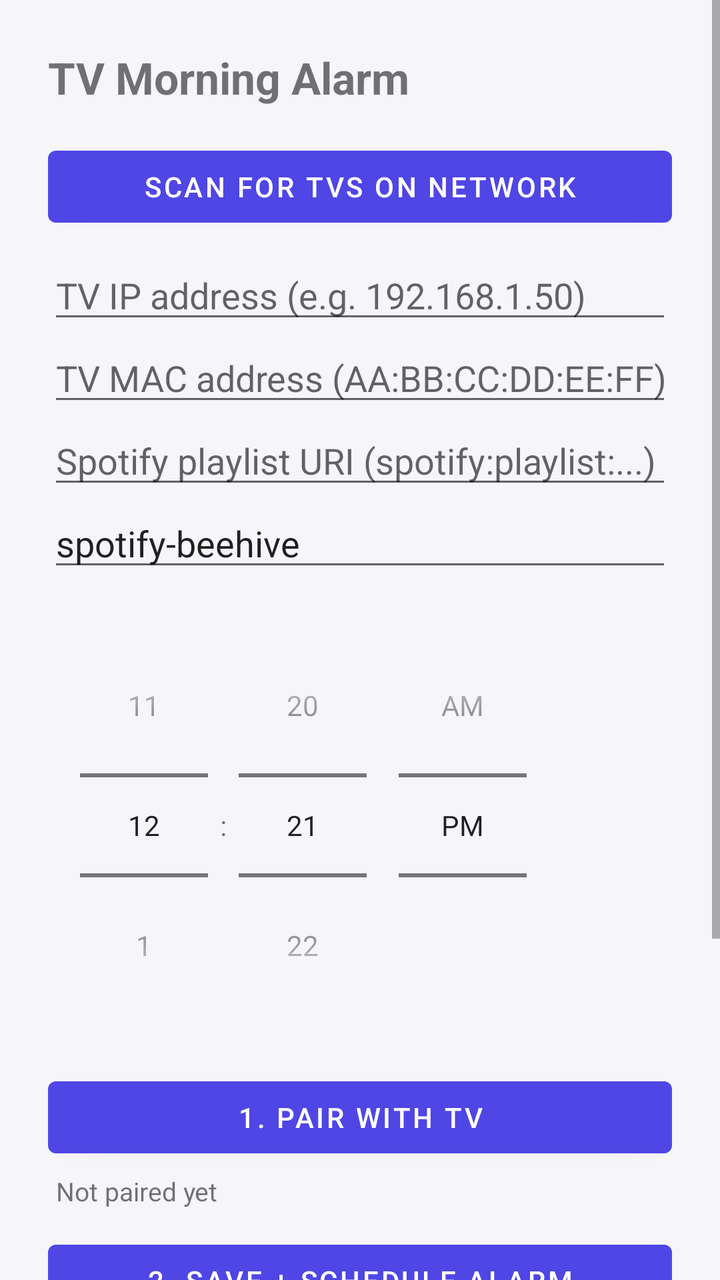
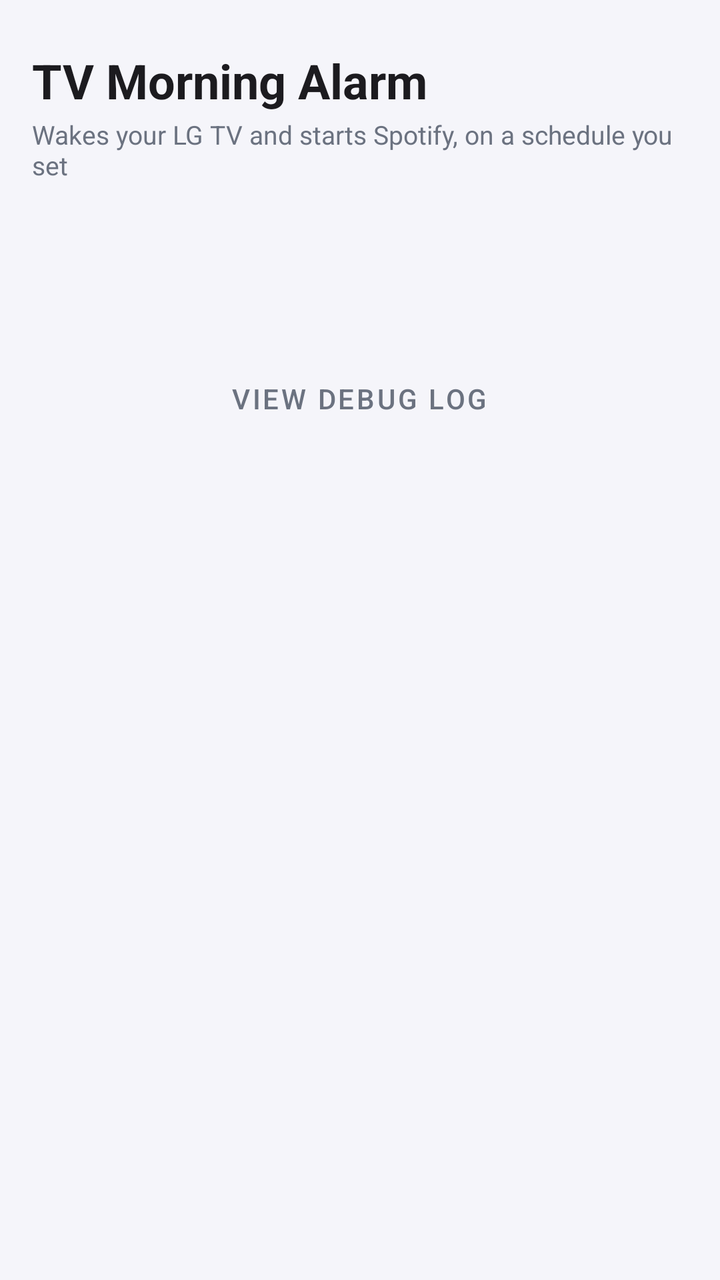

Compare the two renders of this Android layout. The source of the first and the diff that turns it into the second are given below.
<!-- AndroidManifest.xml: application theme Theme.TvAlarm -->
<!-- res/layout/activity_main.xml -->
<?xml version="1.0" encoding="utf-8"?>
<ScrollView xmlns:android="http://schemas.android.com/apk/res/android"
    android:layout_width="match_parent"
    android:layout_height="match_parent">

    <LinearLayout
        android:orientation="vertical"
        android:padding="24dp"
        android:layout_width="match_parent"
        android:layout_height="wrap_content">

        <TextView
            android:text="TV Morning Alarm"
            android:textSize="22sp"
            android:textStyle="bold"
            android:layout_marginBottom="16dp"
            android:layout_width="wrap_content"
            android:layout_height="wrap_content" />

        <Button
            android:id="@+id/btnScan"
            android:text="Scan for TVs on network"
            android:layout_marginBottom="8dp"
            android:layout_width="match_parent"
            android:layout_height="wrap_content" />

        <EditText
            android:id="@+id/inputTvIp"
            android:hint="TV IP address (e.g. 192.168.1.50)"
            android:inputType="text"
            android:layout_width="match_parent"
            android:layout_height="wrap_content" />

        <EditText
            android:id="@+id/inputTvMac"
            android:hint="TV MAC address (AA:BB:CC:DD:EE:FF)"
            android:inputType="text"
            android:layout_width="match_parent"
            android:layout_height="wrap_content" />

        <EditText
            android:id="@+id/inputPlaylistUri"
            android:hint="Spotify playlist URI (spotify:playlist:...)"
            android:inputType="text"
            android:layout_width="match_parent"
            android:layout_height="wrap_content" />

        <EditText
            android:id="@+id/inputSpotifyAppId"
            android:hint="Spotify app id on TV"
            android:text="spotify-beehive"
            android:inputType="text"
            android:layout_width="match_parent"
            android:layout_height="wrap_content" />

        <TimePicker
            android:id="@+id/timePicker"
            android:timePickerMode="spinner"
            android:layout_marginTop="16dp"
            android:layout_width="wrap_content"
            android:layout_height="wrap_content" />

        <Button
            android:id="@+id/btnPair"
            android:text="1. Pair with TV"
            android:layout_marginTop="16dp"
            android:layout_width="match_parent"
            android:layout_height="wrap_content" />

        <TextView
            android:id="@+id/statusPair"
            android:text="Not paired yet"
            android:textSize="13sp"
            android:layout_marginTop="4dp"
            android:layout_marginStart="4dp"
            android:layout_width="match_parent"
            android:layout_height="wrap_content" />

        <Button
            android:id="@+id/btnSave"
            android:text="2. Save + Schedule Alarm"
            android:layout_marginTop="12dp"
            android:layout_width="match_parent"
            android:layout_height="wrap_content" />

        <TextView
            android:id="@+id/statusSchedule"
            android:text="Not scheduled yet"
            android:textSize="13sp"
            android:layout_marginTop="4dp"
            android:layout_marginStart="4dp"
            android:layout_width="match_parent"
            android:layout_height="wrap_content" />

        <Button
            android:id="@+id/btnRunNow"
            android:text="Run Now (test)"
            android:layout_marginTop="12dp"
            android:layout_width="match_parent"
            android:layout_height="wrap_content" />

        <TextView
            android:id="@+id/statusRun"
            android:text="Not run yet"
            android:textSize="13sp"
            android:layout_marginTop="4dp"
            android:layout_marginBottom="16dp"
            android:layout_marginStart="4dp"
            android:layout_width="match_parent"
            android:layout_height="wrap_content" />

        <View
            android:layout_marginTop="8dp"
            android:layout_marginBottom="8dp"
            android:background="#DDDDDD"
            android:layout_width="match_parent"
            android:layout_height="1dp" />

        <Button
            android:id="@+id/btnViewLog"
            android:text="View Debug Log"
            android:layout_width="match_parent"
            android:layout_height="wrap_content" />

    </LinearLayout>
</ScrollView>
<!-- resources referenced by this layout -->
<resources>
  <style name="Theme.TvAlarm" parent="Theme.MaterialComponents.DayNight.NoActionBar">
          <item name="colorPrimary">@color/brand_primary</item>
          <item name="colorPrimaryDark">@color/brand_primary_dark</item>
          <item name="colorAccent">@color/brand_secondary</item>
          <item name="colorSecondary">@color/brand_secondary</item>
          <item name="colorOnPrimary">@color/brand_on_primary</item>
          <item name="android:windowBackground">@color/surface_background</item>
          <item name="android:statusBarColor">@color/brand_primary_dark</item>
      </style>
  <color name="brand_primary">#4F46E5</color>
  <color name="brand_primary_dark">#3730A3</color>
  <color name="brand_secondary">#9333EA</color>
  <color name="brand_on_primary">#FFFFFF</color>
  <color name="surface_background">#F5F5FA</color>
</resources>

<!-- the commit's change to res/layout/activity_main.xml (unified diff, before → after) -->
@@ -1,126 +1,227 @@
 <?xml version="1.0" encoding="utf-8"?>
-<ScrollView xmlns:android="http://schemas.android.com/apk/res/android"
+<androidx.core.widget.NestedScrollView
+    xmlns:android="http://schemas.android.com/apk/res/android"
+    xmlns:app="http://schemas.android.com/apk/res-auto"
     android:layout_width="match_parent"
-    android:layout_height="match_parent">
+    android:layout_height="match_parent"
+    android:background="@color/surface_background">
 
     <LinearLayout
         android:orientation="vertical"
-        android:padding="24dp"
+        android:padding="16dp"
         android:layout_width="match_parent"
         android:layout_height="wrap_content">
 
         <TextView
             android:text="TV Morning Alarm"
-            android:textSize="22sp"
+            android:textSize="24sp"
             android:textStyle="bold"
-            android:layout_marginBottom="16dp"
+            android:textColor="@color/text_primary"
+            android:layout_marginTop="8dp"
+            android:layout_marginBottom="2dp"
             android:layout_width="wrap_content"
             android:layout_height="wrap_content" />
 
-        <Button
-            android:id="@+id/btnScan"
-            android:text="Scan for TVs on network"
-            android:layout_marginBottom="8dp"
-            android:layout_width="match_parent"
-            android:layout_height="wrap_content" />
-
-        <EditText
-            android:id="@+id/inputTvIp"
-            android:hint="TV IP address (e.g. 192.168.1.50)"
-            android:inputType="text"
-            android:layout_width="match_parent"
-            android:layout_height="wrap_content" />
-
-        <EditText
-            android:id="@+id/inputTvMac"
-            android:hint="TV MAC address (AA:BB:CC:DD:EE:FF)"
-            android:inputType="text"
-            android:layout_width="match_parent"
-            android:layout_height="wrap_content" />
-
-        <EditText
-            android:id="@+id/inputPlaylistUri"
-            android:hint="Spotify playlist URI (spotify:playlist:...)"
-            android:inputType="text"
-            android:layout_width="match_parent"
-            android:layout_height="wrap_content" />
-
-        <EditText
-            android:id="@+id/inputSpotifyAppId"
-            android:hint="Spotify app id on TV"
-            android:text="spotify-beehive"
-            android:inputType="text"
-            android:layout_width="match_parent"
-            android:layout_height="wrap_content" />
-
-        <TimePicker
-            android:id="@+id/timePicker"
-            android:timePickerMode="spinner"
-            android:layout_marginTop="16dp"
+        <TextView
+            android:text="Wakes your LG TV and starts Spotify, on a schedule you set"
+            android:textSize="13sp"
+            android:textColor="@color/text_secondary"
+            android:layout_marginBottom="20dp"
             android:layout_width="wrap_content"
             android:layout_height="wrap_content" />
 
-        <Button
-            android:id="@+id/btnPair"
-            android:text="1. Pair with TV"
-            android:layout_marginTop="16dp"
-            android:layout_width="match_parent"
-            android:layout_height="wrap_content" />
-
-        <TextView
-            android:id="@+id/statusPair"
-            android:text="Not paired yet"
-            android:textSize="13sp"
-            android:layout_marginTop="4dp"
-            android:layout_marginStart="4dp"
-            android:layout_width="match_parent"
-            android:layout_height="wrap_content" />
-
-        <Button
-            android:id="@+id/btnSave"
-            android:text="2. Save + Schedule Alarm"
-            android:layout_marginTop="12dp"
-            android:layout_width="match_parent"
-            android:layout_height="wrap_content" />
-
-        <TextView
-            android:id="@+id/statusSchedule"
-            android:text="Not scheduled yet"
-            android:textSize="13sp"
-            android:layout_marginTop="4dp"
-            android:layout_marginStart="4dp"
-            android:layout_width="match_parent"
-            android:layout_height="wrap_content" />
-
-        <Button
-            android:id="@+id/btnRunNow"
-            android:text="Run Now (test)"
-            android:layout_marginTop="12dp"
-            android:layout_width="match_parent"
-            android:layout_height="wrap_content" />
-
-        <TextView
-            android:id="@+id/statusRun"
-            android:text="Not run yet"
-            android:textSize="13sp"
-            android:layout_marginTop="4dp"
-            android:layout_marginBottom="16dp"
-            android:layout_marginStart="4dp"
-            android:layout_width="match_parent"
-            android:layout_height="wrap_content" />
-
-        <View
-            android:layout_marginTop="8dp"
-            android:layout_marginBottom="8dp"
-            android:background="#DDDDDD"
-            android:layout_width="match_parent"
-            android:layout_height="1dp" />
-
-        <Button
+        <com.google.android.material.card.MaterialCardView style="@style/CardSection">
+            <LinearLayout
+                android:orientation="vertical"
+                android:layout_width="match_parent"
+                android:layout_height="wrap_content">
+
+                <TextView android:text="1 \u00b7 Connect to your TV" style="@style/SectionTitle" />
+
+                <com.google.android.material.button.MaterialButton
+                    android:id="@+id/btnScan"
+                    android:text="Scan for TVs on network"
+                    style="@style/OutlinedActionButton"
+                    android:layout_marginTop="0dp"
+                    android:layout_width="match_parent"
+                    android:layout_height="wrap_content" />
+
+                <com.google.android.material.textfield.TextInputLayout
+                    style="@style/OutlinedField"
+                    android:layout_width="match_parent"
+                    android:layout_height="wrap_content"
+                    android:hint="TV IP address">
+                    <com.google.android.material.textfield.TextInputEditText
+                        android:id="@+id/inputTvIp"
+                        android:inputType="text"
+                        android:layout_width="match_parent"
+                        android:layout_height="wrap_content" />
+                </com.google.android.material.textfield.TextInputLayout>
+
+                <com.google.android.material.textfield.TextInputLayout
+                    style="@style/OutlinedField"
+                    android:layout_width="match_parent"
+                    android:layout_height="wrap_content"
+                    android:hint="TV MAC address">
+                    <com.google.android.material.textfield.TextInputEditText
+                        android:id="@+id/inputTvMac"
+                        android:inputType="text"
+                        android:layout_width="match_parent"
+                        android:layout_height="wrap_content" />
+                </com.google.android.material.textfield.TextInputLayout>
+
+                <com.google.android.material.button.MaterialButton
+                    android:id="@+id/btnPair"
+                    android:text="Pair with TV"
+                    style="@style/PrimaryActionButton"
+                    android:layout_width="match_parent"
+                    android:layout_height="wrap_content" />
+
+                <TextView
+                    android:id="@+id/statusPair"
+                    android:text="Not paired yet"
+                    style="@style/StatusLine"
+                    android:layout_width="match_parent"
+                    android:layout_height="wrap_content" />
+
+            </LinearLayout>
+        </com.google.android.material.card.MaterialCardView>
+
+        <com.google.android.material.card.MaterialCardView style="@style/CardSection">
+            <LinearLayout
+                android:orientation="vertical"
+                android:layout_width="match_parent"
+                android:layout_height="wrap_content">
+
+                <TextView android:text="2 \u00b7 Morning playlist" style="@style/SectionTitle" />
+
+                <com.google.android.material.textfield.TextInputLayout
+                    style="@style/OutlinedField"
+                    android:layout_marginTop="0dp"
+                    android:layout_width="match_parent"
+                    android:layout_height="wrap_content"
+                    android:hint="Spotify playlist URI">
+                    <com.google.android.material.textfield.TextInputEditText
+                        android:id="@+id/inputPlaylistUri"
+                        android:inputType="text"
+                        android:layout_width="match_parent"
+                        android:layout_height="wrap_content" />
+                </com.google.android.material.textfield.TextInputLayout>
+
+                <com.google.android.material.textfield.TextInputLayout
+                    style="@style/OutlinedField"
+                    android:layout_width="match_parent"
+                    android:layout_height="wrap_content"
+                    android:hint="Spotify app id on TV">
+                    <com.google.android.material.textfield.TextInputEditText
+                        android:id="@+id/inputSpotifyAppId"
+                        android:text="spotify-beehive"
+                        android:inputType="text"
+                        android:layout_width="match_parent"
+                        android:layout_height="wrap_content" />
+                </com.google.android.material.textfield.TextInputLayout>
+
+            </LinearLayout>
+        </com.google.android.material.card.MaterialCardView>
+
+        <com.google.android.material.card.MaterialCardView style="@style/CardSection">
+            <LinearLayout
+                android:orientation="vertical"
+                android:layout_width="match_parent"
+                android:layout_height="wrap_content">
+
+                <TextView android:text="3 \u00b7 Schedule" style="@style/SectionTitle" />
+
+                <TimePicker
+                    android:id="@+id/timePicker"
+                    android:timePickerMode="spinner"
+                    android:layout_width="wrap_content"
+                    android:layout_height="wrap_content"
+                    android:layout_gravity="center_horizontal" />
+
+                <TextView
+                    android:text="Repeat on"
+                    android:textSize="12sp"
+                    android:textColor="@color/text_secondary"
+                    android:layout_marginTop="8dp"
+                    android:layout_marginBottom="6dp"
+                    android:layout_width="wrap_content"
+                    android:layout_height="wrap_content" />
+
+                <com.google.android.material.chip.ChipGroup
+                    android:id="@+id/dayChipGroup"
+                    app:singleSelection="false"
+                    app:chipSpacingHorizontal="4dp"
+                    android:layout_width="match_parent"
+                    android:layout_height="wrap_content">
+
+                    <com.google.android.material.chip.Chip
+                        android:id="@+id/chipSun" android:text="Su" android:checkable="true" android:checked="true" style="@style/DayChip" />
+                    <com.google.android.material.chip.Chip
+                        android:id="@+id/chipMon" android:text="Mo" android:checkable="true" android:checked="true" style="@style/DayChip" />
+                    <com.google.android.material.chip.Chip
+                        android:id="@+id/chipTue" android:text="Tu" android:checkable="true" android:checked="true" style="@style/DayChip" />
+                    <com.google.android.material.chip.Chip
+                        android:id="@+id/chipWed" android:text="We" android:checkable="true" android:checked="true" style="@style/DayChip" />
+                    <com.google.android.material.chip.Chip
+                        android:id="@+id/chipThu" android:text="Th" android:checkable="true" android:checked="true" style="@style/DayChip" />
+                    <com.google.android.material.chip.Chip
+                        android:id="@+id/chipFri" android:text="Fr" android:checkable="true" android:checked="true" style="@style/DayChip" />
+                    <com.google.android.material.chip.Chip
+                        android:id="@+id/chipSat" android:text="Sa" android:checkable="true" android:checked="true" style="@style/DayChip" />
+                </com.google.android.material.chip.ChipGroup>
+
+                <com.google.android.material.button.MaterialButton
+                    android:id="@+id/btnSave"
+                    android:text="Save + Schedule Alarm"
+                    style="@style/PrimaryActionButton"
+                    android:layout_width="match_parent"
+                    android:layout_height="wrap_content" />
+
+                <TextView
+                    android:id="@+id/statusSchedule"
+                    android:text="Not scheduled yet"
+                    style="@style/StatusLine"
+                    android:layout_width="match_parent"
+                    android:layout_height="wrap_content" />
+
+            </LinearLayout>
+        </com.google.android.material.card.MaterialCardView>
+
+        <com.google.android.material.card.MaterialCardView style="@style/CardSection">
+            <LinearLayout
+                android:orientation="vertical"
+                android:layout_width="match_parent"
+                android:layout_height="wrap_content">
+
+                <TextView android:text="Test it now" style="@style/SectionTitle" />
+
+                <com.google.android.material.button.MaterialButton
+                    android:id="@+id/btnRunNow"
+                    android:text="Run Now"
+                    style="@style/OutlinedActionButton"
+                    android:layout_marginTop="0dp"
+                    android:layout_width="match_parent"
+                    android:layout_height="wrap_content" />
+
+                <TextView
+                    android:id="@+id/statusRun"
+                    android:text="Not run yet"
+                    style="@style/StatusLine"
+                    android:layout_width="match_parent"
+                    android:layout_height="wrap_content" />
+
+            </LinearLayout>
+        </com.google.android.material.card.MaterialCardView>
+
+        <com.google.android.material.button.MaterialButton
             android:id="@+id/btnViewLog"
             android:text="View Debug Log"
-            android:layout_width="match_parent"
+            style="@style/TextButtonMuted"
+            android:layout_marginBottom="16dp"
+            android:layout_gravity="center_horizontal"
+            android:layout_width="wrap_content"
             android:layout_height="wrap_content" />
 
     </LinearLayout>
-</ScrollView>
+</androidx.core.widget.NestedScrollView>
<!-- resource entries referenced after the edit -->
@@ -9,10 +9,64 @@
           <item name="android:windowBackground">@color/surface_background</item>
           <item name="android:statusBarColor">@color/brand_primary_dark</item>
       </style>
+  <color name="surface_card">#FFFFFF</color>
   <color name="brand_primary">#4F46E5</color>
   <color name="brand_primary_dark">#3730A3</color>
   <color name="brand_secondary">#9333EA</color>
   <color name="brand_on_primary">#FFFFFF</color>
   <color name="surface_background">#F5F5FA</color>
+  <color name="text_primary">#1C1B1F</color>
+  <color name="text_secondary">#6B7280</color>
+  <style name="CardSection" parent="Widget.MaterialComponents.CardView">
+          <item name="cardCornerRadius">16dp</item>
+          <item name="cardElevation">2dp</item>
+          <item name="cardBackgroundColor">@color/surface_card</item>
+          <item name="contentPadding">16dp</item>
+          <item name="android:layout_marginBottom">16dp</item>
+      </style>
+  <style name="DayChip" parent="Widget.MaterialComponents.Chip.Choice">
+          <item name="chipBackgroundColor">@color/chip_background_selector</item>
+          <item name="android:textColor">@color/chip_text_selector</item>
+          <item name="checkedIconVisible">false</item>
+          <item name="chipStrokeWidth">0dp</item>
+          <item name="android:textSize">12sp</item>
+      </style>
+  <style name="OutlinedActionButton" parent="Widget.MaterialComponents.Button.OutlinedButton">
+          <item name="android:layout_marginTop">8dp</item>
+          <item name="strokeColor">@color/brand_primary</item>
+          <item name="android:textColor">@color/brand_primary</item>
+          <item name="cornerRadius">12dp</item>
+      </style>
+  <style name="OutlinedField" parent="Widget.MaterialComponents.TextInputLayout.OutlinedBox">
+          <item name="android:layout_marginTop">10dp</item>
+          <item name="boxCornerRadiusTopStart">10dp</item>
+          <item name="boxCornerRadiusTopEnd">10dp</item>
+          <item name="boxCornerRadiusBottomStart">10dp</item>
+          <item name="boxCornerRadiusBottomEnd">10dp</item>
+          <item name="boxStrokeColor">@color/brand_primary</item>
+          <item name="hintTextColor">@color/brand_primary</item>
+      </style>
+  <style name="PrimaryActionButton" parent="Widget.MaterialComponents.Button">
+          <item name="android:layout_marginTop">8dp</item>
+          <item name="backgroundTint">@color/brand_primary</item>
+          <item name="cornerRadius">12dp</item>
+      </style>
+  <style name="SectionTitle">
+          <item name="android:textSize">14sp</item>
+          <item name="android:textStyle">bold</item>
+          <item name="android:textAllCaps">true</item>
+          <item name="android:letterSpacing">0.05</item>
+          <item name="android:textColor">@color/brand_primary</item>
+          <item name="android:layout_marginBottom">12dp</item>
+      </style>
+  <style name="StatusLine">
+          <item name="android:textSize">13sp</item>
+          <item name="android:textColor">@color/text_secondary</item>
+          <item name="android:layout_marginTop">6dp</item>
+          <item name="android:layout_marginStart">4dp</item>
+      </style>
+  <style name="TextButtonMuted" parent="Widget.MaterialComponents.Button.TextButton">
+          <item name="android:textColor">@color/text_secondary</item>
+      </style>
 </resources>
 
